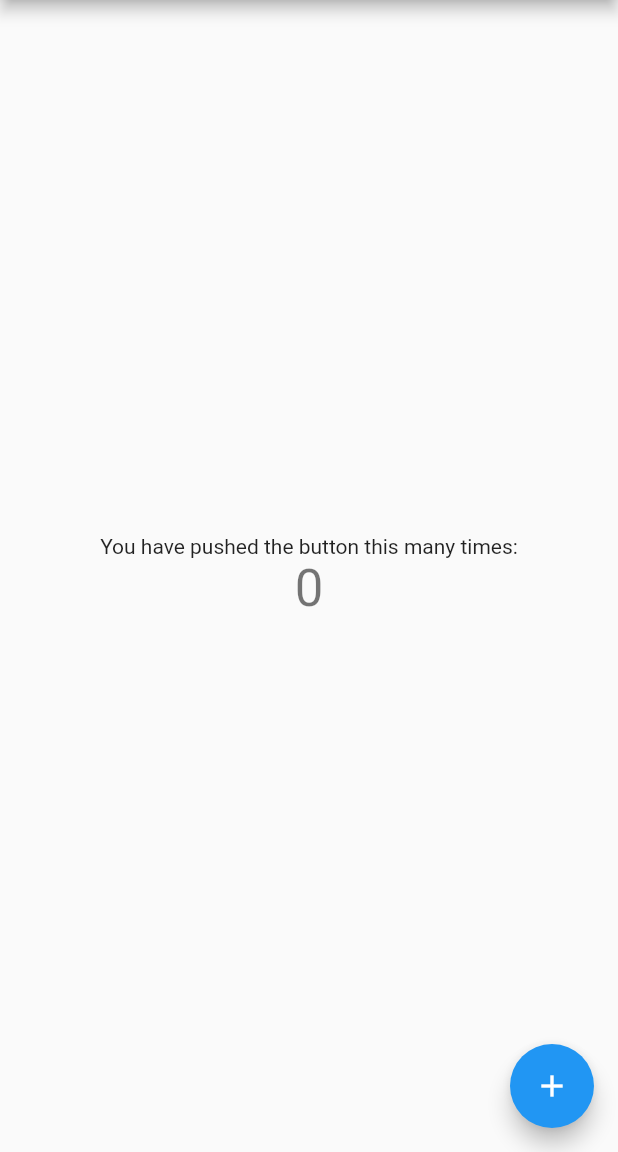
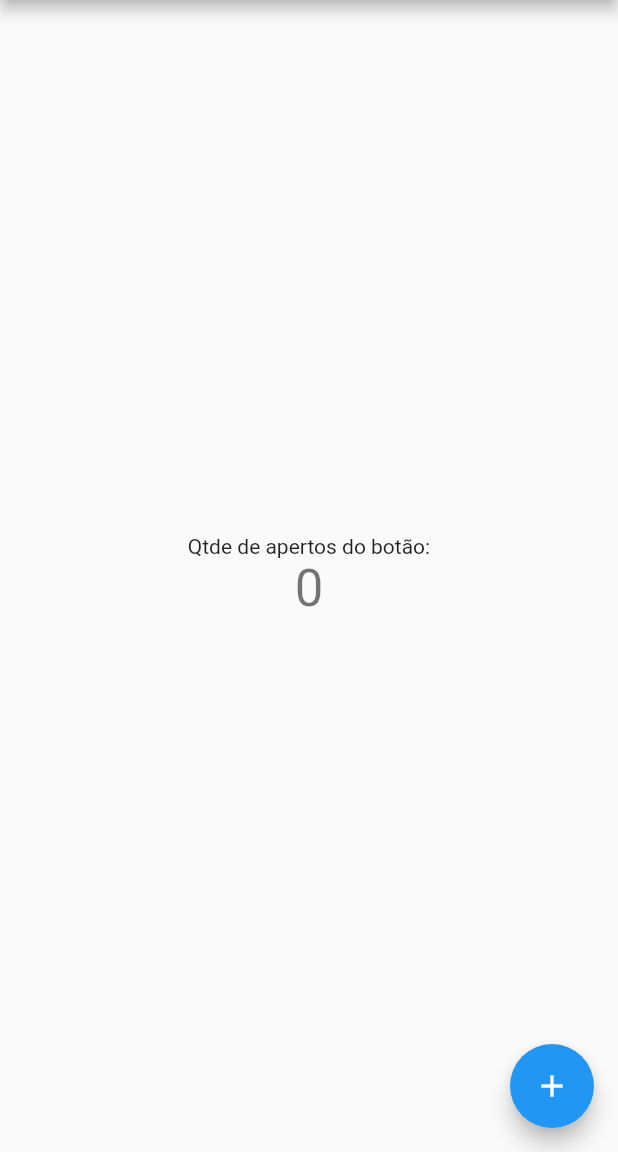
Before and after one commit to NogueiraJr/20210326_flutter_app_sample, a Flutter app: the screen it shows after launch, on a phone screen of 412 x 824 dp, the part 84-1236 px from its top. Run offline on Flutter 3.47's test engine with Material 2 defaults, Android fonts, the phone set to English and light mode, and no system bars.

Commit message:
Update main.dart

```diff
--- a/app/lib/main.dart
+++ b/app/lib/main.dart
@@ -9,15 +9,6 @@ class MyApp extends StatelessWidget {
     return MaterialApp(
       title: 'Flutter Demo',
       theme: ThemeData(
-        // This is the theme of your application.
-        //
-        // Try running your application with "flutter run". You'll see the
-        // application has a blue toolbar. Then, without quitting the app, try
-        // changing the primarySwatch below to Colors.green and then invoke
-        // "hot reload" (press "r" in the console where you ran "flutter run",
-        // or simply save your changes to "hot reload" in a Flutter IDE).
-        // Notice that the counter didn't reset back to zero; the application
-        // is not restarted.
         primarySwatch: Colors.blue,
       ),
       home: MyHomePage(title: 'Flutter Demo Home Page'),
@@ -27,15 +18,6 @@ class MyApp extends StatelessWidget {
 
 class MyHomePage extends StatefulWidget {
   MyHomePage({Key key, this.title}) : super(key: key);
-
-  // This widget is the home page of your application. It is stateful, meaning
-  // that it has a State object (defined below) that contains fields that affect
-  // how it looks.
-
-  // This class is the configuration for the state. It holds the values (in this
-  // case the title) provided by the parent (in this case the App widget) and
-  // used by the build method of the State. Fields in a Widget subclass are
-  // always marked "final".
 
   final String title;
 
@@ -48,51 +30,22 @@ class _MyHomePageState extends State<MyHomePage> {
 
   void _incrementCounter() {
     setState(() {
-      // This call to setState tells the Flutter framework that something has
-      // changed in this State, which causes it to rerun the build method below
-      // so that the display can reflect the updated values. If we changed
-      // _counter without calling setState(), then the build method would not be
-      // called again, and so nothing would appear to happen.
       _counter++;
     });
   }
 
   @override
   Widget build(BuildContext context) {
-    // This method is rerun every time setState is called, for instance as done
-    // by the _incrementCounter method above.
-    //
-    // The Flutter framework has been optimized to make rerunning build methods
-    // fast, so that you can just rebuild anything that needs updating rather
-    // than having to individually change instances of widgets.
     return Scaffold(
       appBar: AppBar(
-        // Here we take the value from the MyHomePage object that was created by
-        // the App.build method, and use it to set our appbar title.
         title: Text(widget.title),
       ),
       body: Center(
-        // Center is a layout widget. It takes a single child and positions it
-        // in the middle of the parent.
         child: Column(
-          // Column is also a layout widget. It takes a list of children and
-          // arranges them vertically. By default, it sizes itself to fit its
-          // children horizontally, and tries to be as tall as its parent.
-          //
-          // Invoke "debug painting" (press "p" in the console, choose the
-          // "Toggle Debug Paint" action from the Flutter Inspector in Android
-          // Studio, or the "Toggle Debug Paint" command in Visual Studio Code)
-          // to see the wireframe for each widget.
-          //
-          // Column has various properties to control how it sizes itself and
-          // how it positions its children. Here we use mainAxisAlignment to
-          // center the children vertically; the main axis here is the vertical
-          // axis because Columns are vertical (the cross axis would be
-          // horizontal).
           mainAxisAlignment: MainAxisAlignment.center,
           children: <Widget>[
             Text(
-              'You have pushed the button this many times:',
+              'Qtde de apertos do botão:',
             ),
             Text(
               '$_counter',
@@ -105,7 +58,7 @@ class _MyHomePageState extends State<MyHomePage> {
         onPressed: _incrementCounter,
         tooltip: 'Increment',
         child: Icon(Icons.add),
-      ), // This trailing comma makes auto-formatting nicer for build methods.
+      ),
     );
   }
 }
```
